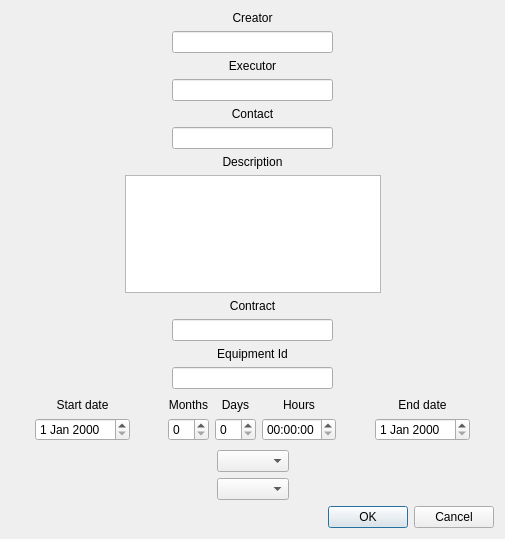
Above: changetablefieldsdialog.ui from Sollerus/QT_Lab_6-7 before the change. Below: the same form after it.
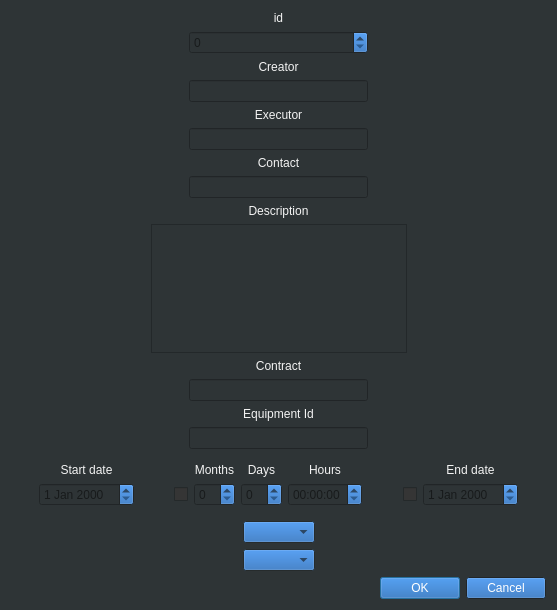
That is the form after the change.

```diff
--- a/changetablefieldsdialog.ui
+++ b/changetablefieldsdialog.ui
@@ -2,34 +2,486 @@
 <ui version="4.0">
  <class>ChangeTableFieldsDialog</class>
  <widget class="QDialog" name="ChangeTableFieldsDialog">
+  <property name="enabled">
+   <bool>true</bool>
+  </property>
   <property name="geometry">
    <rect>
     <x>0</x>
     <y>0</y>
-    <width>505</width>
-    <height>539</height>
+    <width>557</width>
+    <height>610</height>
    </rect>
   </property>
+  <property name="palette">
+   <palette>
+    <active>
+     <colorrole role="WindowText">
+      <brush brushstyle="SolidPattern">
+       <color alpha="255">
+        <red>243</red>
+        <green>243</green>
+        <blue>243</blue>
+       </color>
+      </brush>
+     </colorrole>
+     <colorrole role="Button">
+      <brush brushstyle="SolidPattern">
+       <color alpha="255">
+        <red>27</red>
+        <green>96</green>
+        <blue>179</blue>
+       </color>
+      </brush>
+     </colorrole>
+     <colorrole role="Light">
+      <brush brushstyle="SolidPattern">
+       <color alpha="255">
+        <red>69</red>
+        <green>78</green>
+        <blue>81</blue>
+       </color>
+      </brush>
+     </colorrole>
+     <colorrole role="Midlight">
+      <brush brushstyle="SolidPattern">
+       <color alpha="255">
+        <red>57</red>
+        <green>65</green>
+        <blue>67</blue>
+       </color>
+      </brush>
+     </colorrole>
+     <colorrole role="Dark">
+      <brush brushstyle="SolidPattern">
+       <color alpha="255">
+        <red>23</red>
+        <green>26</green>
+        <blue>27</blue>
+       </color>
+      </brush>
+     </colorrole>
+     <colorrole role="Mid">
+      <brush brushstyle="SolidPattern">
+       <color alpha="255">
+        <red>31</red>
+        <green>35</green>
+        <blue>36</blue>
+       </color>
+      </brush>
+     </colorrole>
+     <colorrole role="Text">
+      <brush brushstyle="SolidPattern">
+       <color alpha="255">
+        <red>255</red>
+        <green>255</green>
+        <blue>255</blue>
+       </color>
+      </brush>
+     </colorrole>
+     <colorrole role="BrightText">
+      <brush brushstyle="SolidPattern">
+       <color alpha="255">
+        <red>255</red>
+        <green>255</green>
+        <blue>255</blue>
+       </color>
+      </brush>
+     </colorrole>
+     <colorrole role="ButtonText">
+      <brush brushstyle="SolidPattern">
+       <color alpha="255">
+        <red>255</red>
+        <green>255</green>
+        <blue>255</blue>
+       </color>
+      </brush>
+     </colorrole>
+     <colorrole role="Base">
+      <brush brushstyle="SolidPattern">
+       <color alpha="255">
+        <red>53</red>
+        <green>53</green>
+        <blue>53</blue>
+       </color>
+      </brush>
+     </colorrole>
+     <colorrole role="Window">
+      <brush brushstyle="SolidPattern">
+       <color alpha="255">
+        <red>46</red>
+        <green>52</green>
+        <blue>54</blue>
+       </color>
+      </brush>
+     </colorrole>
+     <colorrole role="Shadow">
+      <brush brushstyle="SolidPattern">
+       <color alpha="255">
+        <red>0</red>
+        <green>0</green>
+        <blue>0</blue>
+       </color>
+      </brush>
+     </colorrole>
+     <colorrole role="AlternateBase">
+      <brush brushstyle="SolidPattern">
+       <color alpha="255">
+        <red>53</red>
+        <green>53</green>
+        <blue>53</blue>
+       </color>
+      </brush>
+     </colorrole>
+     <colorrole role="ToolTipBase">
+      <brush brushstyle="SolidPattern">
+       <color alpha="255">
+        <red>255</red>
+        <green>255</green>
+        <blue>255</blue>
+       </color>
+      </brush>
+     </colorrole>
+     <colorrole role="ToolTipText">
+      <brush brushstyle="SolidPattern">
+       <color alpha="255">
+        <red>0</red>
+        <green>0</green>
+        <blue>0</blue>
+       </color>
+      </brush>
+     </colorrole>
+     <colorrole role="PlaceholderText">
+      <brush brushstyle="SolidPattern">
+       <color alpha="128">
+        <red>255</red>
+        <green>255</green>
+        <blue>255</blue>
+       </color>
+      </brush>
+     </colorrole>
+    </active>
+    <inactive>
+     <colorrole role="WindowText">
+      <brush brushstyle="SolidPattern">
+       <color alpha="255">
+        <red>243</red>
+        <green>243</green>
+        <blue>243</blue>
+       </color>
+      </brush>
+     </colorrole>
+     <colorrole role="Button">
+      <brush brushstyle="SolidPattern">
+       <color alpha="255">
+        <red>27</red>
+        <green>96</green>
+        <blue>179</blue>
+       </color>
+      </brush>
+     </colorrole>
+     <colorrole role="Light">
+      <brush brushstyle="SolidPattern">
+       <color alpha="255">
+        <red>69</red>
+        <green>78</green>
+        <blue>81</blue>
+       </color>
+      </brush>
+     </colorrole>
+     <colorrole role="Midlight">
+      <brush brushstyle="SolidPattern">
+       <color alpha="255">
+        <red>57</red>
+        <green>65</green>
+        <blue>67</blue>
+       </color>
+      </brush>
+     </colorrole>
+     <colorrole role="Dark">
+      <brush brushstyle="SolidPattern">
+       <color alpha="255">
+        <red>23</red>
+        <green>26</green>
+        <blue>27</blue>
+       </color>
+      </brush>
+     </colorrole>
+     <colorrole role="Mid">
+      <brush brushstyle="SolidPattern">
+       <color alpha="255">
+        <red>31</red>
+        <green>35</green>
+        <blue>36</blue>
+       </color>
+      </brush>
+     </colorrole>
+     <colorrole role="Text">
+      <brush brushstyle="SolidPattern">
+       <color alpha="255">
+        <red>255</red>
+        <green>255</green>
+        <blue>255</blue>
+       </color>
+      </brush>
+     </colorrole>
+     <colorrole role="BrightText">
+      <brush brushstyle="SolidPattern">
+       <color alpha="255">
+        <red>255</red>
+        <green>255</green>
+        <blue>255</blue>
+       </color>
+      </brush>
+     </colorrole>
+     <colorrole role="ButtonText">
+      <brush brushstyle="SolidPattern">
+       <color alpha="255">
+        <red>255</red>
+        <green>255</green>
+        <blue>255</blue>
+       </color>
+      </brush>
+     </colorrole>
+     <colorrole role="Base">
+      <brush brushstyle="SolidPattern">
+       <color alpha="255">
+        <red>53</red>
+        <green>53</green>
+        <blue>53</blue>
+       </color>
+      </brush>
+     </colorrole>
+     <colorrole role="Window">
+      <brush brushstyle="SolidPattern">
+       <color alpha="255">
+        <red>46</red>
+        <green>52</green>
+        <blue>54</blue>
+       </color>
+      </brush>
+     </colorrole>
+     <colorrole role="Shadow">
+      <brush brushstyle="SolidPattern">
+       <color alpha="255">
+        <red>0</red>
+        <green>0</green>
+        <blue>0</blue>
+       </color>
+      </brush>
+     </colorrole>
+     <colorrole role="AlternateBase">
+      <brush brushstyle="SolidPattern">
+       <color alpha="255">
+        <red>53</red>
+        <green>53</green>
+        <blue>53</blue>
+       </color>
+      </brush>
+     </colorrole>
+     <colorrole role="ToolTipBase">
+      <brush brushstyle="SolidPattern">
+       <color alpha="255">
+        <red>255</red>
+        <green>255</green>
+        <blue>255</blue>
+       </color>
+      </brush>
+     </colorrole>
+     <colorrole role="ToolTipText">
+      <brush brushstyle="SolidPattern">
+       <color alpha="255">
+        <red>0</red>
+        <green>0</green>
+        <blue>0</blue>
+       </color>
+      </brush>
+     </colorrole>
+     <colorrole role="PlaceholderText">
+      <brush brushstyle="SolidPattern">
+       <color alpha="128">
+        <red>255</red>
+        <green>255</green>
+        <blue>255</blue>
+       </color>
+      </brush>
+     </colorrole>
+    </inactive>
+    <disabled>
+     <colorrole role="WindowText">
+      <brush brushstyle="SolidPattern">
+       <color alpha="255">
+        <red>23</red>
+        <green>26</green>
+        <blue>27</blue>
+       </color>
+      </brush>
+     </colorrole>
+     <colorrole role="Button">
+      <brush brushstyle="SolidPattern">
+       <color alpha="255">
+        <red>27</red>
+        <green>96</green>
+        <blue>179</blue>
+       </color>
+      </brush>
+     </colorrole>
+     <colorrole role="Light">
+      <brush brushstyle="SolidPattern">
+       <color alpha="255">
+        <red>69</red>
+        <green>78</green>
+        <blue>81</blue>
+       </color>
+      </brush>
+     </colorrole>
+     <colorrole role="Midlight">
+      <brush brushstyle="SolidPattern">
+       <color alpha="255">
+        <red>57</red>
+        <green>65</green>
+        <blue>67</blue>
+       </color>
+      </brush>
+     </colorrole>
+     <colorrole role="Dark">
+      <brush brushstyle="SolidPattern">
+       <color alpha="255">
+        <red>23</red>
+        <green>26</green>
+        <blue>27</blue>
+       </color>
+      </brush>
+     </colorrole>
+     <colorrole role="Mid">
+      <brush brushstyle="SolidPattern">
+       <color alpha="255">
+        <red>31</red>
+        <green>35</green>
+        <blue>36</blue>
+       </color>
+      </brush>
+     </colorrole>
+     <colorrole role="Text">
+      <brush brushstyle="SolidPattern">
+       <color alpha="255">
+        <red>23</red>
+        <green>26</green>
+        <blue>27</blue>
+       </color>
+      </brush>
+     </colorrole>
+     <colorrole role="BrightText">
+      <brush brushstyle="SolidPattern">
+       <color alpha="255">
+        <red>255</red>
+        <green>255</green>
+        <blue>255</blue>
+       </color>
+      </brush>
+     </colorrole>
+     <colorrole role="ButtonText">
+      <brush brushstyle="SolidPattern">
+       <color alpha="255">
+        <red>23</red>
+        <green>26</green>
+        <blue>27</blue>
+       </color>
+      </brush>
+     </colorrole>
+     <colorrole role="Base">
+      <brush brushstyle="SolidPattern">
+       <color alpha="255">
+        <red>46</red>
+        <green>52</green>
+        <blue>54</blue>
+       </color>
+      </brush>
+     </colorrole>
+     <colorrole role="Window">
+      <brush brushstyle="SolidPattern">
+       <color alpha="255">
+        <red>46</red>
+        <green>52</green>
+        <blue>54</blue>
+       </color>
+      </brush>
+     </colorrole>
+     <colorrole role="Shadow">
+      <brush brushstyle="SolidPattern">
+       <color alpha="255">
+        <red>0</red>
+        <green>0</green>
+        <blue>0</blue>
+       </color>
+      </brush>
+     </colorrole>
+     <colorrole role="AlternateBase">
+      <brush brushstyle="SolidPattern">
+       <color alpha="255">
+        <red>53</red>
+        <green>53</green>
+        <blue>53</blue>
+       </color>
+      </brush>
+     </colorrole>
+     <colorrole role="ToolTipBase">
+      <brush brushstyle="SolidPattern">
+       <color alpha="255">
+        <red>255</red>
+        <green>255</green>
+        <blue>255</blue>
+       </color>
+      </brush>
+     </colorrole>
+     <colorrole role="ToolTipText">
+      <brush brushstyle="SolidPattern">
+       <color alpha="255">
+        <red>0</red>
+        <green>0</green>
+        <blue>0</blue>
+       </color>
+      </brush>
+     </colorrole>
+     <colorrole role="PlaceholderText">
+      <brush brushstyle="SolidPattern">
+       <color alpha="128">
+        <red>255</red>
+        <green>255</green>
+        <blue>255</blue>
+       </color>
+      </brush>
+     </colorrole>
+    </disabled>
+   </palette>
+  </property>
   <property name="windowTitle">
    <string>Dialog</string>
   </property>
   <layout class="QVBoxLayout" name="verticalLayout">
    <item>
     <layout class="QGridLayout" name="gridLayout_2">
-     <item row="2" column="1">
-      <widget class="QLabel" name="creatorLabel">
+     <item row="8" column="1">
+      <widget class="QLineEdit" name="contactLineEdit">
+       <property name="enabled">
+        <bool>false</bool>
+       </property>
+       <property name="alignment">
+        <set>Qt::AlignCenter</set>
+       </property>
+      </widget>
+     </item>
+     <item row="7" column="1">
+      <widget class="QLabel" name="contactLabel">
        <property name="text">
-        <string>Creator</string>
+        <string>Contact</string>
        </property>
        <property name="alignment">
         <set>Qt::AlignCenter</set>
        </property>
       </widget>
      </item>
-     <item row="5" column="1">
-      <widget class="QLineEdit" name="executorLineEdit"/>
-     </item>
-     <item row="5" column="0">
+     <item row="6" column="0">
       <spacer name="horizontalSpacer_7">
        <property name="orientation">
         <enum>Qt::Horizontal</enum>
@@ -42,7 +494,7 @@
        </property>
       </spacer>
      </item>
-     <item row="5" column="2">
+     <item row="6" column="2">
       <spacer name="horizontalSpacer_8">
        <property name="orientation">
         <enum>Qt::Horizontal</enum>
@@ -55,13 +507,40 @@
        </property>
       </spacer>
      </item>
-     <item row="3" column="1">
-      <widget class="QLineEdit" name="creatorLineEdit"/>
-     </item>
-     <item row="7" column="1">
-      <widget class="QLineEdit" name="contactLineEdit"/>
-     </item>
      <item row="4" column="1">
+      <widget class="QLineEdit" name="creatorLineEdit">
+       <property name="enabled">
+        <bool>false</bool>
+       </property>
+       <property name="inputMethodHints">
+        <set>Qt::ImhNone</set>
+       </property>
+       <property name="alignment">
+        <set>Qt::AlignCenter</set>
+       </property>
+       <property name="readOnly">
+        <bool>false</bool>
+       </property>
+      </widget>
+     </item>
+     <item row="1" column="1">
+      <widget class="QSpinBox" name="idSpinBox">
+       <property name="enabled">
+        <bool>false</bool>
+       </property>
+      </widget>
+     </item>
+     <item row="6" column="1">
+      <widget class="QLineEdit" name="executorLineEdit">
+       <property name="enabled">
+        <bool>false</bool>
+       </property>
+       <property name="alignment">
+        <set>Qt::AlignCenter</set>
+       </property>
+      </widget>
+     </item>
+     <item row="5" column="1">
       <widget class="QLabel" name="executorLabel">
        <property name="text">
         <string>Executor</string>
@@ -71,10 +550,20 @@
        </property>
       </widget>
      </item>
-     <item row="6" column="1">
-      <widget class="QLabel" name="contactLabel">
+     <item row="3" column="1">
+      <widget class="QLabel" name="creatorLabel">
        <property name="text">
-        <string>Contact</string>
+        <string>Creator</string>
+       </property>
+       <property name="alignment">
+        <set>Qt::AlignCenter</set>
+       </property>
+      </widget>
+     </item>
+     <item row="0" column="1">
+      <widget class="QLabel" name="idLabel">
+       <property name="text">
+        <string>id</string>
        </property>
        <property name="alignment">
         <set>Qt::AlignCenter</set>
@@ -110,12 +599,15 @@
      </item>
      <item>
       <widget class="QTextEdit" name="descriptionTextEdit">
+       <property name="enabled">
+        <bool>false</bool>
+       </property>
        <property name="html">
         <string>&lt;!DOCTYPE HTML PUBLIC &quot;-//W3C//DTD HTML 4.0//EN&quot; &quot;http://www.w3.org/TR/REC-html40/strict.dtd&quot;&gt;
 &lt;html&gt;&lt;head&gt;&lt;meta name=&quot;qrichtext&quot; content=&quot;1&quot; /&gt;&lt;style type=&quot;text/css&quot;&gt;
 p, li { white-space: pre-wrap; }
-&lt;/style&gt;&lt;/head&gt;&lt;body style=&quot; font-family:'.AppleSystemUIFont'; font-size:13pt; font-weight:400; font-style:normal;&quot;&gt;
-&lt;p style=&quot;-qt-paragraph-type:empty; margin-top:0px; margin-bottom:0px; margin-left:0px; margin-right:0px; -qt-block-indent:0; text-indent:0px;&quot;&gt;&lt;br /&gt;&lt;/p&gt;&lt;/body&gt;&lt;/html&gt;</string>
+&lt;/style&gt;&lt;/head&gt;&lt;body style=&quot; font-family:'Ubuntu'; font-size:11pt; font-weight:400; font-style:normal;&quot;&gt;
+&lt;p style=&quot;-qt-paragraph-type:empty; margin-top:0px; margin-bottom:0px; margin-left:0px; margin-right:0px; -qt-block-indent:0; text-indent:0px; font-family:'.AppleSystemUIFont'; font-size:13pt;&quot;&gt;&lt;br /&gt;&lt;/p&gt;&lt;/body&gt;&lt;/html&gt;</string>
        </property>
       </widget>
      </item>
@@ -160,7 +652,14 @@
       </spacer>
      </item>
      <item>
-      <widget class="QLineEdit" name="contractLineEdit"/>
+      <widget class="QLineEdit" name="contractLineEdit">
+       <property name="enabled">
+        <bool>false</bool>
+       </property>
+       <property name="alignment">
+        <set>Qt::AlignCenter</set>
+       </property>
+      </widget>
      </item>
      <item>
       <spacer name="horizontalSpacer_10">
@@ -203,7 +702,14 @@
       </spacer>
      </item>
      <item>
-      <widget class="QLineEdit" name="equipmentLineEdit"/>
+      <widget class="QLineEdit" name="equipmentLineEdit">
+       <property name="enabled">
+        <bool>false</bool>
+       </property>
+       <property name="alignment">
+        <set>Qt::AlignCenter</set>
+       </property>
+      </widget>
      </item>
      <item>
       <spacer name="horizontalSpacer_12">
@@ -237,20 +743,57 @@
      </item>
      <item>
       <layout class="QGridLayout" name="gridLayout">
-       <item row="0" column="3">
-        <spacer name="verticalSpacer_2">
+       <item row="3" column="8">
+        <widget class="QCheckBox" name="endDateCheckBox">
+         <property name="enabled">
+          <bool>true</bool>
+         </property>
+         <property name="text">
+          <string/>
+         </property>
+         <property name="checked">
+          <bool>false</bool>
+         </property>
+        </widget>
+       </item>
+       <item row="3" column="3">
+        <widget class="QSpinBox" name="monthsSpinBox">
+         <property name="enabled">
+          <bool>false</bool>
+         </property>
+        </widget>
+       </item>
+       <item row="3" column="7">
+        <spacer name="horizontalSpacer_2">
          <property name="orientation">
-          <enum>Qt::Vertical</enum>
+          <enum>Qt::Horizontal</enum>
          </property>
          <property name="sizeHint" stdset="0">
           <size>
-           <width>20</width>
-           <height>40</height>
+           <width>40</width>
+           <height>20</height>
           </size>
          </property>
         </spacer>
        </item>
-       <item row="1" column="7">
+       <item row="3" column="6">
+        <widget class="QTimeEdit" name="hoursTimeEdit">
+         <property name="enabled">
+          <bool>false</bool>
+         </property>
+        </widget>
+       </item>
+       <item row="1" column="6">
+        <widget class="QLabel" name="hoursLabel">
+         <property name="text">
+          <string>Hours</string>
+         </property>
+         <property name="alignment">
+          <set>Qt::AlignCenter</set>
+         </property>
+        </widget>
+       </item>
+       <item row="1" column="9">
         <widget class="QLabel" name="endDateLabel">
          <property name="text">
           <string>End date</string>
@@ -260,31 +803,35 @@
          </property>
         </widget>
        </item>
-       <item row="3" column="6">
-        <spacer name="horizontalSpacer_2">
+       <item row="3" column="0">
+        <widget class="QDateEdit" name="startDateEdit">
+         <property name="enabled">
+          <bool>false</bool>
+         </property>
+        </widget>
+       </item>
+       <item row="5" column="4">
+        <spacer name="verticalSpacer">
          <property name="orientation">
-          <enum>Qt::Horizontal</enum>
+          <enum>Qt::Vertical</enum>
          </property>
          <property name="sizeHint" stdset="0">
           <size>
-           <width>40</width>
-           <height>20</height>
+           <width>20</width>
+           <height>40</height>
           </size>
          </property>
         </spacer>
        </item>
-       <item row="3" column="5">
-        <widget class="QTimeEdit" name="hoursTimeEdit"/>
-       </item>
-       <item row="3" column="1">
-        <spacer name="horizontalSpacer">
+       <item row="0" column="4">
+        <spacer name="verticalSpacer_2">
          <property name="orientation">
-          <enum>Qt::Horizontal</enum>
+          <enum>Qt::Vertical</enum>
          </property>
          <property name="sizeHint" stdset="0">
           <size>
-           <width>40</width>
-           <height>20</height>
+           <width>20</width>
+           <height>40</height>
           </size>
          </property>
         </spacer>
@@ -299,42 +846,27 @@
          </property>
         </widget>
        </item>
-       <item row="3" column="0">
-        <widget class="QDateEdit" name="startDateEdit"/>
+       <item row="3" column="4">
+        <widget class="QSpinBox" name="daysSpinBox">
+         <property name="enabled">
+          <bool>false</bool>
+         </property>
+        </widget>
        </item>
-       <item row="3" column="7">
-        <widget class="QDateEdit" name="endDateEdit"/>
-       </item>
-       <item row="5" column="3">
-        <spacer name="verticalSpacer">
+       <item row="3" column="1">
+        <spacer name="horizontalSpacer">
          <property name="orientation">
-          <enum>Qt::Vertical</enum>
+          <enum>Qt::Horizontal</enum>
          </property>
          <property name="sizeHint" stdset="0">
           <size>
-           <width>20</width>
-           <height>40</height>
+           <width>40</width>
+           <height>20</height>
           </size>
          </property>
         </spacer>
        </item>
-       <item row="3" column="2">
-        <widget class="QSpinBox" name="mounthsSpinBox"/>
-       </item>
-       <item row="3" column="3">
-        <widget class="QSpinBox" name="daysSpinBox"/>
-       </item>
-       <item row="1" column="2">
-        <widget class="QLabel" name="label_3">
-         <property name="text">
-          <string>Months</string>
-         </property>
-         <property name="alignment">
-          <set>Qt::AlignCenter</set>
-         </property>
-        </widget>
-       </item>
-       <item row="1" column="3">
+       <item row="1" column="4">
         <widget class="QLabel" name="label_2">
          <property name="text">
           <string>Days</string>
@@ -344,16 +876,30 @@
          </property>
         </widget>
        </item>
-       <item row="1" column="5">
-        <widget class="QLabel" name="hoursLabel">
+       <item row="3" column="9">
+        <widget class="QDateEdit" name="endDateEdit">
+         <property name="enabled">
+          <bool>false</bool>
+         </property>
+        </widget>
+       </item>
+       <item row="1" column="3">
+        <widget class="QLabel" name="monthsLabel">
          <property name="text">
-          <string>Hours</string>
+          <string>Months</string>
          </property>
          <property name="alignment">
           <set>Qt::AlignCenter</set>
          </property>
         </widget>
        </item>
+       <item row="3" column="2">
+        <widget class="QCheckBox" name="periodCheckBox">
+         <property name="text">
+          <string/>
+         </property>
+        </widget>
+       </item>
       </layout>
      </item>
      <item>
@@ -374,10 +920,18 @@
    <item>
     <layout class="QGridLayout" name="gridLayout_3">
      <item row="1" column="1">
-      <widget class="QComboBox" name="statusComboBox"/>
+      <widget class="QComboBox" name="statusComboBox">
+       <property name="enabled">
+        <bool>false</bool>
+       </property>
+      </widget>
      </item>
      <item row="0" column="1">
-      <widget class="QComboBox" name="priorityComboBox"/>
+      <widget class="QComboBox" name="priorityComboBox">
+       <property name="enabled">
+        <bool>false</bool>
+       </property>
+      </widget>
      </item>
      <item row="0" column="0">
       <spacer name="horizontalSpacer_13">
```
Left out of the diff: 16 changed lines with no effect on the pictures.
